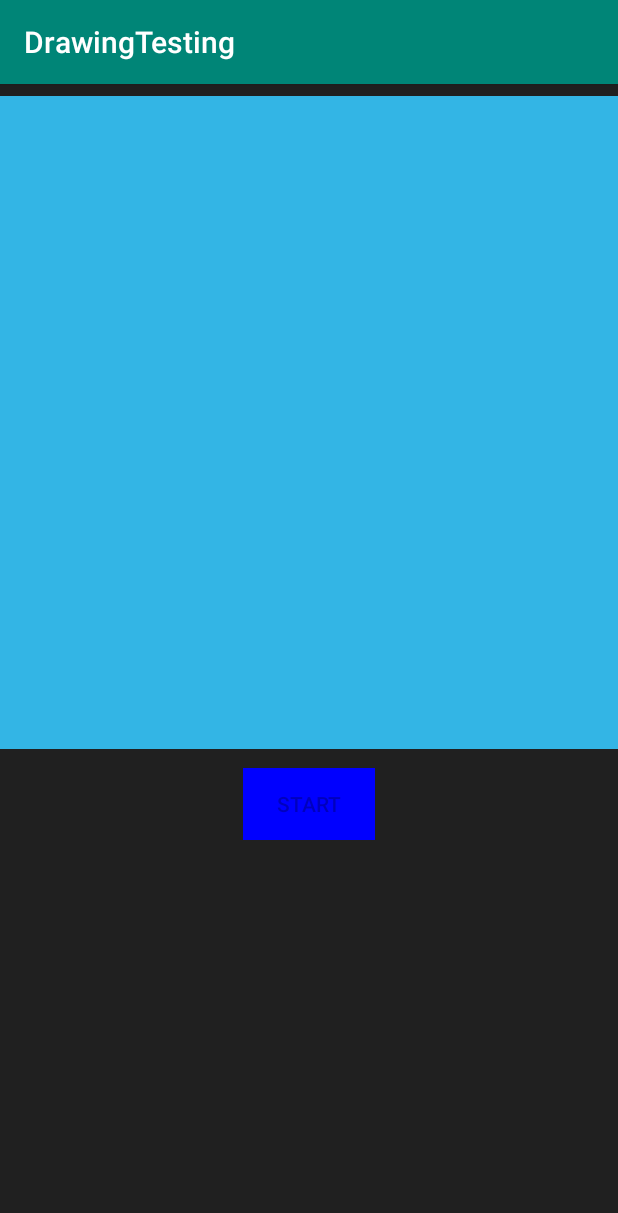
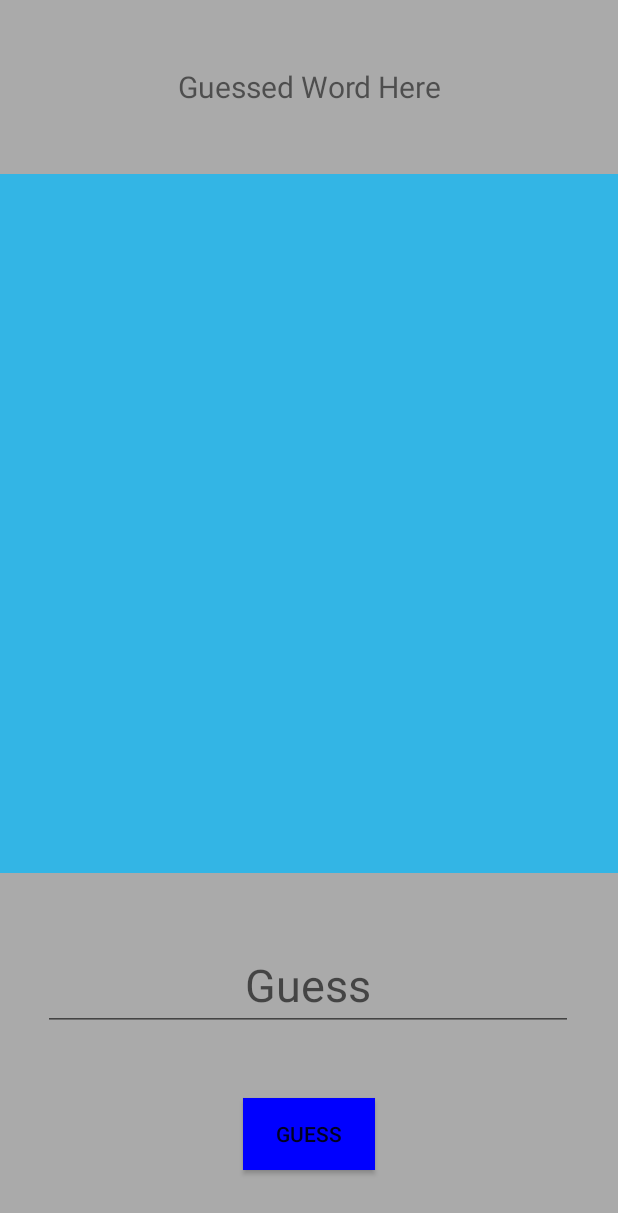
Before and after one commit to JDC32D/Hangman, an Android app: the screen it shows after launch (MainActivity), after a tap on "START", on a phone screen of 412 x 824 dp. Shown: the top 1213 px of the screen. Run offline under Robolectric (Android 15) with nearby library versions, the phone set to English and light mode, and no system bars.

Commit message:
Layout constraints are set

```diff
--- a/app/src/main/AndroidManifest.xml
+++ b/app/src/main/AndroidManifest.xml
@@ -8,7 +8,7 @@
             android:label="@string/app_name"
             android:roundIcon="@mipmap/ic_launcher_round"
             android:supportsRtl="true"
-            android:theme="@style/AppTheme">
+            android:theme="@style/Theme.AppCompat.Light.NoActionBar">
         <activity android:name=".MainActivity" android:screenOrientation="portrait">
             <intent-filter>
                 <action android:name="android.intent.action.MAIN"/>
--- /dev/null
+++ b/app/src/main/java/com/example/drawingtesting/DrawObj.kt
@@ -0,0 +1,7 @@
+package com.example.drawingtesting
+
+import android.graphics.PointF
+
+data class DrawObj(val origin: PointF) {
+    var endPoint: PointF = origin
+}
--- a/app/src/main/java/com/example/drawingtesting/DrawView.kt
+++ b/app/src/main/java/com/example/drawingtesting/DrawView.kt
@@ -9,14 +9,17 @@ import android.view.View
 import android.graphics.Color
 import android.graphics.Paint
 import android.text.TextUtils.indexOf
+import android.util.Log
 
-data class DrawObj(val origin: PointF) {
-    var endPoint: PointF = origin
-//    var start: PointF = origin
-//    var radius: Float = 0.toFloat()
-}
+//data class DrawObj(val origin: PointF) {
+//    var endPoint: PointF = origin
+//}
 
 class DrawView: View {
+
+    interface DrawViewInterface {
+        fun drawComplete()
+    }
 
     constructor(context: Context, attrs: AttributeSet?): super(context, attrs)
     constructor(context: Context): super(context, null)
@@ -32,7 +35,6 @@ class DrawView: View {
     }
 
     override fun onDraw(canvas: Canvas?) {
-        // Log when drawing occurs
         //currentDrawObj?.let {
         //This forEach gives persistence on the screen
         objs.forEach{
@@ -77,10 +79,15 @@ class DrawView: View {
 //                invalidate()
                 //Only nulling reference, not actual object
                 currentDrawObj = null
+                drawComplete()
                 //performClick()
             }
         }
         return true
+    }
+
+    fun drawComplete(){
+        Log.e("DrawView", "User drew part of hangman")
     }
 
 
@@ -92,6 +99,10 @@ class DrawView: View {
     Everything defined in the XML are layout attributes or attribute sets
     we need to be sure this info gets forwarded to our superview
     you have to have certain constructors for it to show up correctly
+
+    To get the DrawView to work, need a context and attribute set.
+        attribute set - the attributes from your XML, width, height, gravity, etc.
+
 
     -- 56:00 --
     Whenever you pull in Google maps, you pull in their custom map view
--- /dev/null
+++ b/app/src/main/java/com/example/drawingtesting/GameModel.kt
@@ -0,0 +1,23 @@
+package com.example.drawingtesting
+
+import android.util.Log
+
+class GameModel {
+    private val TOTAL_GUESSES = 7
+    //private val words = arrayListOf("HELLO WORLD","YEET","YEE HAW")
+    private var currentWord = null
+    private val guessedLetters = arrayListOf<String>()
+    private val correctGuesses = mutableListOf<String>()
+    private var numGuess = 0
+    private var wordNum = 0
+
+    fun submitGuess(guess: String, valid: Boolean) {
+        if (valid) {
+            correctGuesses.add(guess)
+        } else {
+            numGuess++
+        }
+        guessedLetters.add(guess)
+    }
+
+}
--- a/app/src/main/java/com/example/drawingtesting/MainActivity.kt
+++ b/app/src/main/java/com/example/drawingtesting/MainActivity.kt
@@ -2,15 +2,24 @@ package com.example.drawingtesting
 
 import androidx.appcompat.app.AppCompatActivity
 import android.os.Bundle
+import android.util.Log
+import android.view.View
 import android.widget.Button
+import android.widget.TextView
+import androidx.core.view.OneShotPreDrawListener.add
+import kotlinx.android.synthetic.main.game_view_frag.*
+import java.util.*
 
 
-class MainActivity : AppCompatActivity() {
+class MainActivity : AppCompatActivity(), DrawView.DrawViewInterface {
+
+    private var model = GameModel()
+    private var gameFragment = supportFragmentManager.findFragmentById(R.id.fragment_container)
+    private var word = ""
 
     override fun onCreate(savedInstanceState: Bundle?) {
         super.onCreate(savedInstanceState)
         setContentView(R.layout.activity_main)
-
         //var gameFragment = supportFragmentManager.findFragmentById(R.id.fragment_container)
 //        if (gameFragment == null) {
 //            gameFragment = GameViewFragment()
@@ -19,17 +28,49 @@ class MainActivity : AppCompatActivity() {
 //                .commit()
 //        }
 
-        val startBtn = findViewById<Button>(R.id.startBtn)
-        startBtn.setOnClickListener { button->
-            var gameFragment = supportFragmentManager.findFragmentById(R.id.fragment_container)
-            if (gameFragment == null) {
-                gameFragment = GameViewFragment()
-                supportFragmentManager.beginTransaction()
-                    .add(R.id.fragment_container, gameFragment)
-                    .commit()
-            }
-            button.isEnabled = false
+//        val startBtn = findViewById<Button>(R.id.startBtn)
+//        startBtn.setOnClickListener { button->
+////            var gameFragment = supportFragmentManager.findFragmentById(R.id.fragment_container)
+//            if (gameFragment == null) {
+//                gameFragment = GameViewFragment()
+//                supportFragmentManager.beginTransaction()
+//                    .add(R.id.fragment_container, gameFragment!!)
+//                    .commit()
+//            }
+//
+//            button.isEnabled = false
+//        }
+    }
+
+    fun startClicked(view: View) {
+        if (gameFragment == null) {
+            gameFragment = GameViewFragment()
+            supportFragmentManager.beginTransaction()
+                .add(R.id.fragment_container, gameFragment!!)
+                .commit()
+        }
+        findViewById<Button>(R.id.startBtn).isEnabled = false
+    }
+
+    fun userGuess(click: View) {
+        if (click == guessButton) {
+
         }
     }
 
+    fun prepWord() {
+        word = resources.getStringArray(R.array.words)[Random().nextInt(resources.getStringArray(R.array.words).size-0)+0]
+    }
+
+    override fun drawComplete() {
+//        Log.e("Activity", "Listening")
+//        if( model.checkGuesses() )
+//            Log.e("Activity", "Guesses Left")
+//        else {
+//            supportFragmentManager.beginTransaction()
+//                .remove(gameFragment!!)
+//                .commit()
+//        }
+    }
+
 }
--- a/app/src/main/res/layout/activity_main.xml
+++ b/app/src/main/res/layout/activity_main.xml
@@ -17,7 +17,8 @@
             android:layout_marginEnd="8dp"
             app:layout_constraintStart_toStartOf="parent" android:layout_marginStart="8dp"
             android:layout_marginBottom="8dp" app:layout_constraintBottom_toBottomOf="parent"
-            android:layout_marginTop="200dp" app:layout_constraintTop_toTopOf="parent"/>
+            android:layout_marginTop="200dp" app:layout_constraintTop_toTopOf="parent"
+            android:onClick="startClicked"/>
     <ImageView
             android:layout_width="256dp"
             android:layout_height="284dp" app:srcCompat="@mipmap/ic_launcher_foreground"
--- a/app/src/main/res/layout/game_view_frag.xml
+++ b/app/src/main/res/layout/game_view_frag.xml
@@ -1,17 +1,54 @@
 <?xml version="1.0" encoding="utf-8"?>
 <androidx.constraintlayout.widget.ConstraintLayout
         xmlns:android="http://schemas.android.com/apk/res/android"
-        xmlns:app="http://schemas.android.com/apk/res-auto" xmlns:tools="http://schemas.android.com/tools" android:layout_width="match_parent"
-       android:layout_height="match_parent">
+        xmlns:app="http://schemas.android.com/apk/res-auto" xmlns:tools="http://schemas.android.com/tools"
+        android:layout_width="match_parent"
+        android:layout_height="match_parent" android:background="@android:color/darker_gray">
 
     <com.example.drawingtesting.DrawView
-            android:layout_width="416dp"
-            android:layout_height="435dp"
+            android:id="@+id/drawView"
+            android:layout_height="466dp"
+            android:layout_width="match_parent"
             android:background="@android:color/holo_blue_light"
-            android:layout_marginTop="8dp"
+            app:layout_constraintEnd_toEndOf="parent"
+            app:layout_constraintStart_toStartOf="parent"
+            app:layout_constraintTop_toBottomOf="@id/wordString"
+            app:layout_constraintHorizontal_bias="1.0"
+            app:layout_constraintBottom_toTopOf="@+id/playerGuess"/>
+    <TextView
+            android:text="@string/textview"
+            android:layout_width="wrap_content"
+            android:layout_height="wrap_content"
+            android:id="@+id/wordString"
+            android:gravity="top"
+            android:textSize="20sp"
             app:layout_constraintTop_toTopOf="parent"
             app:layout_constraintStart_toStartOf="parent"
-            android:layout_marginStart="8dp"
+            app:layout_constraintBottom_toTopOf="@id/drawView"
+            app:layout_constraintEnd_toEndOf="parent"/>
+
+    <EditText
+            android:id="@+id/playerGuess"
+            android:layout_width="wrap_content"
+            android:layout_height="wrap_content"
+            android:ems="10"
+            android:hint="@string/guess"
+            android:inputType="textPersonName"
+            android:textAlignment="center"
+            android:textAllCaps="false"
+            android:textSize="30sp"
+            app:layout_constraintTop_toBottomOf="@id/drawView"
+            app:layout_constraintBottom_toTopOf="@+id/guessButton" android:layout_marginEnd="8dp"
+            app:layout_constraintEnd_toEndOf="parent" android:layout_marginStart="8dp"
+            app:layout_constraintStart_toStartOf="parent" app:layout_constraintHorizontal_bias="0.486"/>
+
+    <Button
+            android:text="@string/guess"
+            android:layout_width="wrap_content"
+            android:layout_height="wrap_content"
+            android:id="@+id/guessButton"
+            app:layout_constraintTop_toBottomOf="@id/playerGuess"
+            app:layout_constraintBottom_toBottomOf="parent"
             app:layout_constraintEnd_toEndOf="parent"
-            android:layout_marginEnd="8dp"/>
+            app:layout_constraintStart_toStartOf="parent" android:background="@color/blue"/>
 </androidx.constraintlayout.widget.ConstraintLayout>
--- a/app/src/main/res/values/strings.xml
+++ b/app/src/main/res/values/strings.xml
@@ -1,4 +1,16 @@
 <resources>
     <string name="app_name">DrawingTesting</string>
     <string name="startBtn">Start</string>
+    <string name="textview">Guessed Word Here</string>
+    <string name="guess">Guess</string>
+    <string-array name="words">
+        <item>well i didnt vote for you</item>
+        <item>a witch may we burn her</item>
+        <item>camelot is a silly place</item>
+        <item>brave sir robin</item>
+        <item>holy hand grenade</item>
+        <item>watery tart</item>
+        <item>autonomous collective</item>
+    </string-array>
+
 </resources>
```
